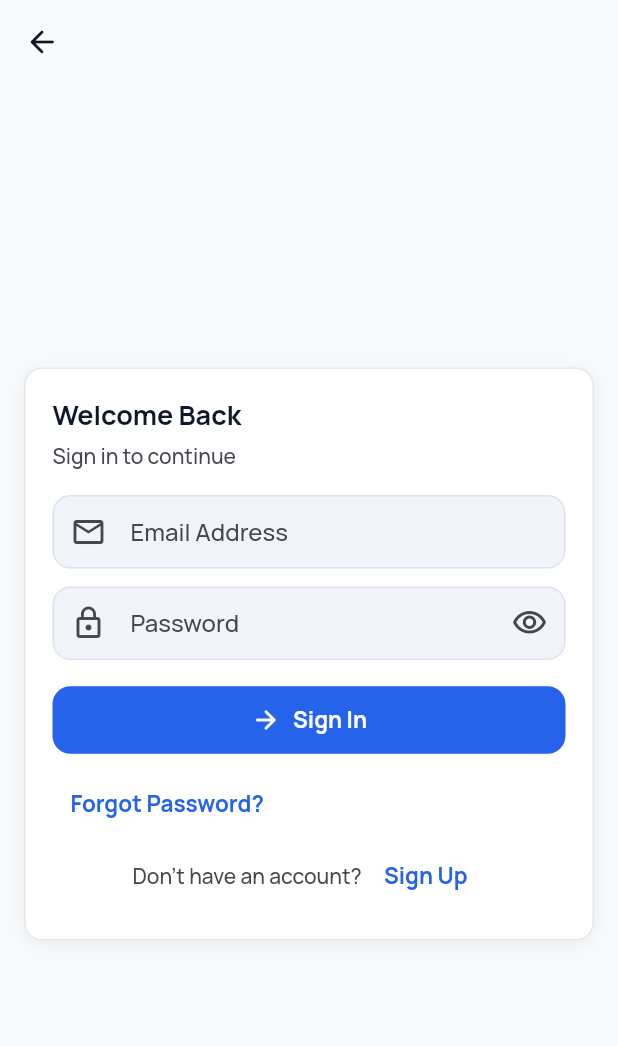
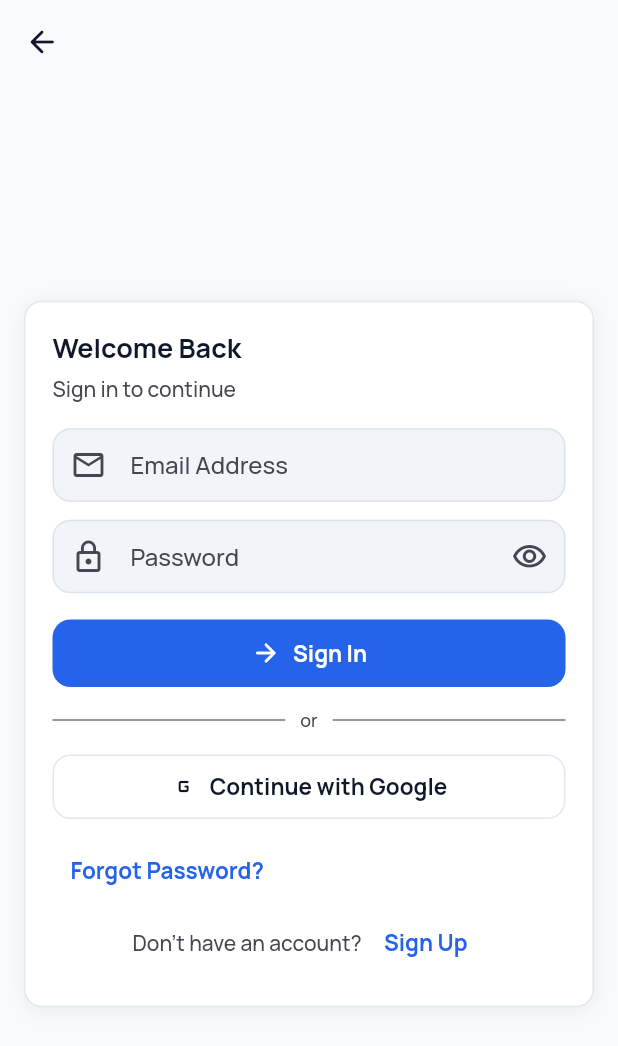
Before and after one commit to cjohnmizo/liankhawpui, a Flutter app: the screen it shows after launch, in the side drawer, after a tap on "Sign In", on a phone screen of 412 x 824 dp. Shown: the top 1046 px of the screen. Run offline on Flutter 3.47's test engine with Material 3 defaults, Android fonts, the phone set to English and light mode, and no system bars; our stand-ins replace cached_network_image, connectivity_plus, file_picker, fl_chart, flutter_dotenv, flutter_image_compress and 8 more; missing offline and left inert: onesignal_flutter, powersync; accounts and stored records are empty; statements that could not run were skipped.

Commit message:
feat(auth): integrate google oauth login with supabase

```diff
--- a/lib/core/config/env_config.dart
+++ b/lib/core/config/env_config.dart
@@ -12,6 +12,9 @@ class EnvConfig {
   static String get powerSyncUrl => _getRequired('POWERSYNC_URL');
 
   static String get oneSignalAppId => _getOptional('ONESIGNAL_APP_ID');
+
+  static String get googleOAuthRedirectUrl =>
+      _getOptional('GOOGLE_OAUTH_REDIRECT_URL');
 
   static String get powerSyncTokenFunction {
     final value = _getOptional('POWERSYNC_TOKEN_FUNCTION');
--- a/lib/core/services/supabase_service.dart
+++ b/lib/core/services/supabase_service.dart
@@ -12,6 +12,9 @@ class SupabaseService {
     await Supabase.initialize(
       url: EnvConfig.supabaseUrl,
       anonKey: EnvConfig.supabaseAnonKey,
+      authOptions: const FlutterAuthClientOptions(
+        authFlowType: AuthFlowType.pkce,
+      ),
     );
   }
 }
--- a/lib/features/auth/data/auth_repository.dart
+++ b/lib/features/auth/data/auth_repository.dart
@@ -1,6 +1,7 @@
 import 'dart:async';
 import 'dart:typed_data';
 
+import 'package:liankhawpui/core/config/env_config.dart';
 import 'package:supabase_flutter/supabase_flutter.dart';
 import 'package:liankhawpui/core/services/onesignal_service.dart';
 import 'package:liankhawpui/core/services/supabase_service.dart';
@@ -20,6 +21,10 @@ class AuthRepository {
         return AppUser.guest;
       }
 
+      await _ensureProfileExists(
+        session.user,
+        fallbackEmail: session.user.email ?? '${session.user.id}@oauth.local',
+      );
       await OneSignalService.syncExternalUserId(session.user.id);
       return _mapUserWithProfile(session.user);
     });
@@ -39,6 +44,10 @@ class AuthRepository {
       return AppUser.guest;
     }
 
+    await _ensureProfileExists(
+      user,
+      fallbackEmail: user.email ?? '${user.id}@oauth.local',
+    );
     await OneSignalService.syncExternalUserId(user.id);
     return _mapUserWithProfile(user);
   }
@@ -57,6 +66,25 @@ class AuthRepository {
     if (user != null) {
       await _ensureProfileExists(user, fallbackEmail: email);
       await OneSignalService.syncExternalUserId(user.id);
+    }
+  }
+
+  Future<void> signInWithGoogle() async {
+    final redirectTo = EnvConfig.googleOAuthRedirectUrl;
+    final launched = await _client.auth
+        .signInWithOAuth(
+          OAuthProvider.google,
+          redirectTo: redirectTo.isEmpty ? null : redirectTo,
+          authScreenLaunchMode: LaunchMode.externalApplication,
+        )
+        .timeout(
+          const Duration(seconds: 25),
+          onTimeout: () =>
+              throw TimeoutException('Google authentication timed out'),
+        );
+
+    if (!launched) {
+      throw StateError('Could not start Google sign-in flow.');
     }
   }
 
@@ -111,7 +139,9 @@ class AuthRepository {
       email: user.email ?? _asString(profile?['email']),
       role: UserRole.fromString(roleStr),
       fullName:
-          _asString(profile?['full_name']) ?? _asString(meta['full_name']),
+          _asString(profile?['full_name']) ??
+          _asString(meta['full_name']) ??
+          _asString(meta['name']),
       phoneNumber:
           _asString(profile?['phone_number']) ??
           _asString(meta['phone_number']),
@@ -120,7 +150,9 @@ class AuthRepository {
       photoUrl:
           _asString(profile?['photo_url']) ??
           _asString(profile?['avatar_url']) ??
-          _asString(meta['photo_url']),
+          _asString(meta['photo_url']) ??
+          _asString(meta['avatar_url']) ??
+          _asString(meta['picture']),
     );
   }
 
@@ -252,10 +284,16 @@ class AuthRepository {
       await _client.from('profiles').insert({
         'id': user.id,
         'email': user.email ?? fallbackEmail,
-        'full_name': _asString(meta['full_name']),
+        'full_name': _asString(meta['full_name']) ?? _asString(meta['name']),
         'phone_number': _asString(meta['phone_number']),
         'dob': _asString(meta['dob'])?.split('T').first,
         'address': _asString(meta['address']),
+        'photo_url':
+            _asString(meta['photo_url']) ??
+            _asString(meta['avatar_url']) ??
+            _asString(meta['picture']),
+        'avatar_url':
+            _asString(meta['avatar_url']) ?? _asString(meta['picture']),
         'role': 'guest',
       });
     } catch (_) {
--- a/lib/features/auth/presentation/login_screen.dart
+++ b/lib/features/auth/presentation/login_screen.dart
@@ -23,6 +23,7 @@ class _LoginScreenState extends ConsumerState<LoginScreen> {
   final _passwordController = TextEditingController();
   final _formKey = GlobalKey<FormState>();
   bool _isLoading = false;
+  bool _isGoogleLoading = false;
   bool _obscurePassword = true;
 
   @override
@@ -76,6 +77,49 @@ class _LoginScreenState extends ConsumerState<LoginScreen> {
       );
     } finally {
       if (mounted) setState(() => _isLoading = false);
+    }
+  }
+
+  Future<void> _signInWithGoogle() async {
+    if (!_testMode) {
+      final connectivityResult = await Connectivity().checkConnectivity();
+      if (!mounted) return;
+      if (connectivityResult.contains(ConnectivityResult.none)) {
+        ScaffoldMessenger.of(context).showSnackBar(
+          const SnackBar(
+            content: Text('Internet connection is required to login.'),
+            backgroundColor: AppColors.error,
+          ),
+        );
+        return;
+      }
+    }
+
+    setState(() => _isGoogleLoading = true);
+    try {
+      await ref.read(authRepositoryProvider).signInWithGoogle();
+      if (!mounted) return;
+      ScaffoldMessenger.of(context).showSnackBar(
+        const SnackBar(
+          content: Text('Continue Google sign-in in your browser.'),
+          duration: Duration(seconds: 4),
+        ),
+      );
+    } on AuthException catch (e) {
+      if (!mounted) return;
+      ScaffoldMessenger.of(context).showSnackBar(
+        SnackBar(content: Text(e.message), backgroundColor: AppColors.error),
+      );
+    } catch (e) {
+      if (!mounted) return;
+      ScaffoldMessenger.of(context).showSnackBar(
+        SnackBar(
+          content: Text('Google sign-in failed: $e'),
+          backgroundColor: AppColors.error,
+        ),
+      );
+    } finally {
+      if (mounted) setState(() => _isGoogleLoading = false);
     }
   }
 
@@ -172,7 +216,46 @@ class _LoginScreenState extends ConsumerState<LoginScreen> {
                               text: 'Sign In',
                               isGold: true,
                               icon: Icons.arrow_forward_rounded,
-                              onPressed: _signIn,
+                              onPressed: _isGoogleLoading ? null : _signIn,
+                            ),
+                    ),
+                    const SizedBox(height: 12),
+                    Row(
+                      children: [
+                        Expanded(
+                          child: Divider(
+                            color: Theme.of(context).dividerColor,
+                            height: 1,
+                          ),
+                        ),
+                        Padding(
+                          padding: const EdgeInsets.symmetric(horizontal: 10),
+                          child: Text(
+                            'or',
+                            style: AppTextStyles.bodySmall.copyWith(
+                              color: Theme.of(
+                                context,
+                              ).colorScheme.onSurfaceVariant,
+                            ),
+                          ),
+                        ),
+                        Expanded(
+                          child: Divider(
+                            color: Theme.of(context).dividerColor,
+                            height: 1,
+                          ),
+                        ),
+                      ],
+                    ),
+                    const SizedBox(height: 12),
+                    SizedBox(
+                      width: double.infinity,
+                      child: _isGoogleLoading
+                          ? const Center(child: CircularProgressIndicator())
+                          : OutlinedButton.icon(
+                              onPressed: _isLoading ? null : _signInWithGoogle,
+                              icon: const Icon(Icons.g_mobiledata_rounded),
+                              label: const Text('Continue with Google'),
                             ),
                     ),
                     const SizedBox(height: 8),
```
Also changed, not shown: 4 other files.
